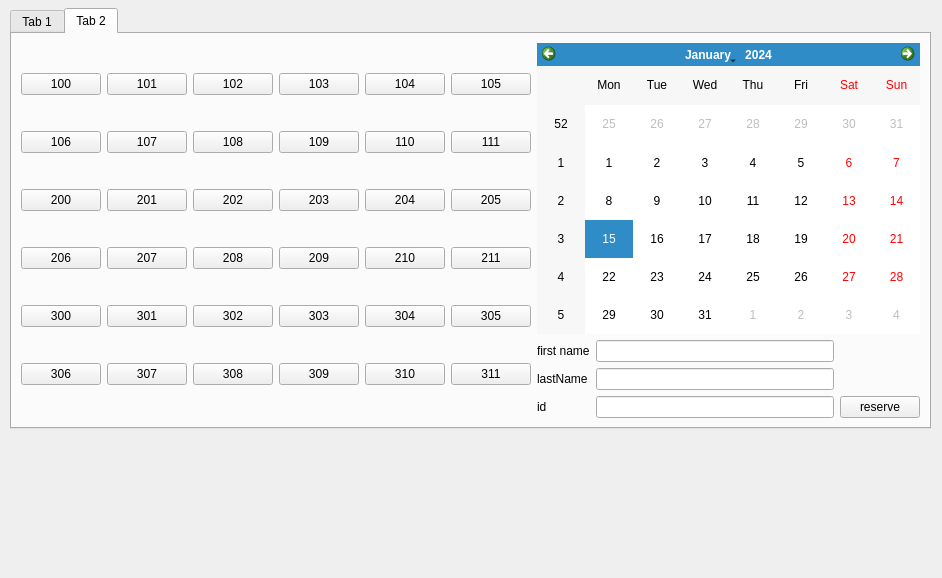
Old version of the form staffpanel.ui in the repository amirfarhoudniya/Hotel-managment.
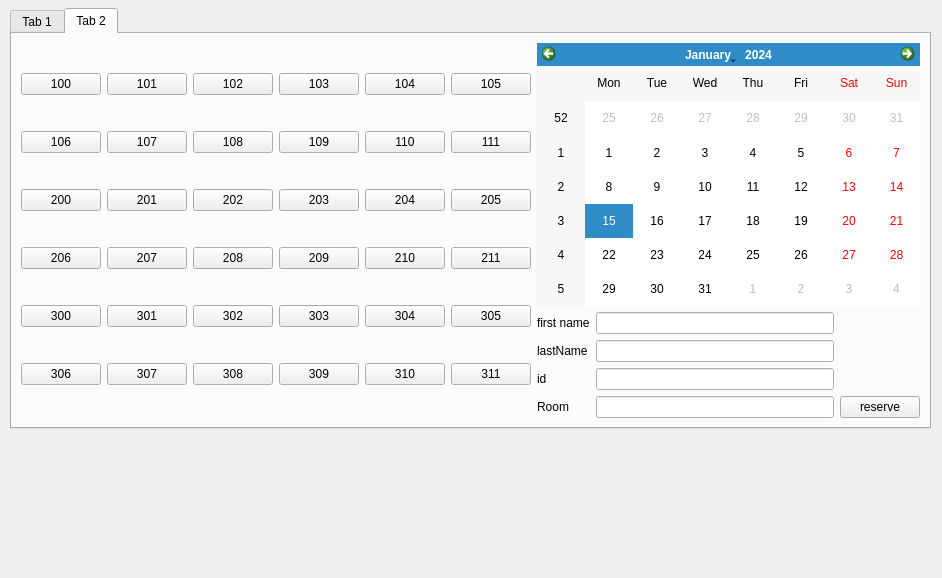
New version of the form.

Commit message: room number adds by clicking on the room button

What changed in the file:
```diff
--- a/staffpanel.ui
+++ b/staffpanel.ui
@@ -365,47 +365,47 @@
     <layout class="QGridLayout" name="gridLayout_3">
      <item row="0" column="0">
       <layout class="QGridLayout" name="gridLayout_10">
-       <item row="3" column="2">
-        <widget class="QLineEdit" name="lastName_lineEdit"/>
-       </item>
-       <item row="4" column="3">
-        <widget class="QPushButton" name="pushButton">
-         <property name="text">
-          <string>reserve</string>
-         </property>
-        </widget>
-       </item>
        <item row="4" column="2">
+        <widget class="QLineEdit" name="lastName_lineEdit"/>
+       </item>
+       <item row="5" column="2">
         <widget class="QLineEdit" name="id_lineEdit"/>
        </item>
        <item row="3" column="1">
-        <widget class="QLabel" name="lastName_label">
-         <property name="text">
-          <string>lastName</string>
-         </property>
-        </widget>
-       </item>
-       <item row="4" column="1">
-        <widget class="QLabel" name="id_label">
-         <property name="text">
-          <string>id</string>
-         </property>
-        </widget>
-       </item>
-       <item row="2" column="1">
         <widget class="QLabel" name="firstName_label">
          <property name="text">
           <string>first name</string>
          </property>
         </widget>
        </item>
-       <item row="0" column="1" rowspan="2" colspan="3">
-        <widget class="QCalendarWidget" name="calendarWidget"/>
+       <item row="5" column="1">
+        <widget class="QLabel" name="id_label">
+         <property name="text">
+          <string>id</string>
+         </property>
+        </widget>
        </item>
-       <item row="2" column="2">
+       <item row="3" column="2">
         <widget class="QLineEdit" name="firstName_lineEdit"/>
        </item>
-       <item row="0" column="0" rowspan="5">
+       <item row="4" column="1">
+        <widget class="QLabel" name="lastName_label">
+         <property name="text">
+          <string>lastName</string>
+         </property>
+        </widget>
+       </item>
+       <item row="6" column="2">
+        <widget class="QLineEdit" name="room_lineEdit"/>
+       </item>
+       <item row="6" column="3">
+        <widget class="QPushButton" name="pushButton">
+         <property name="text">
+          <string>reserve</string>
+         </property>
+        </widget>
+       </item>
+       <item row="0" column="0" rowspan="7">
         <layout class="QGridLayout" name="gridLayout_7">
          <item row="0" column="0">
           <widget class="QPushButton" name="room100_pushButton_2">
@@ -661,6 +661,16 @@
          </item>
         </layout>
        </item>
+       <item row="6" column="1">
+        <widget class="QLabel" name="room_label">
+         <property name="text">
+          <string>Room</string>
+         </property>
+        </widget>
+       </item>
+       <item row="0" column="1" rowspan="3" colspan="3">
+        <widget class="QCalendarWidget" name="calendarWidget"/>
+       </item>
       </layout>
      </item>
     </layout>
```
Left out of the diff: 72 changed lines with no effect on the pictures. The commit also changes 2 other files.
